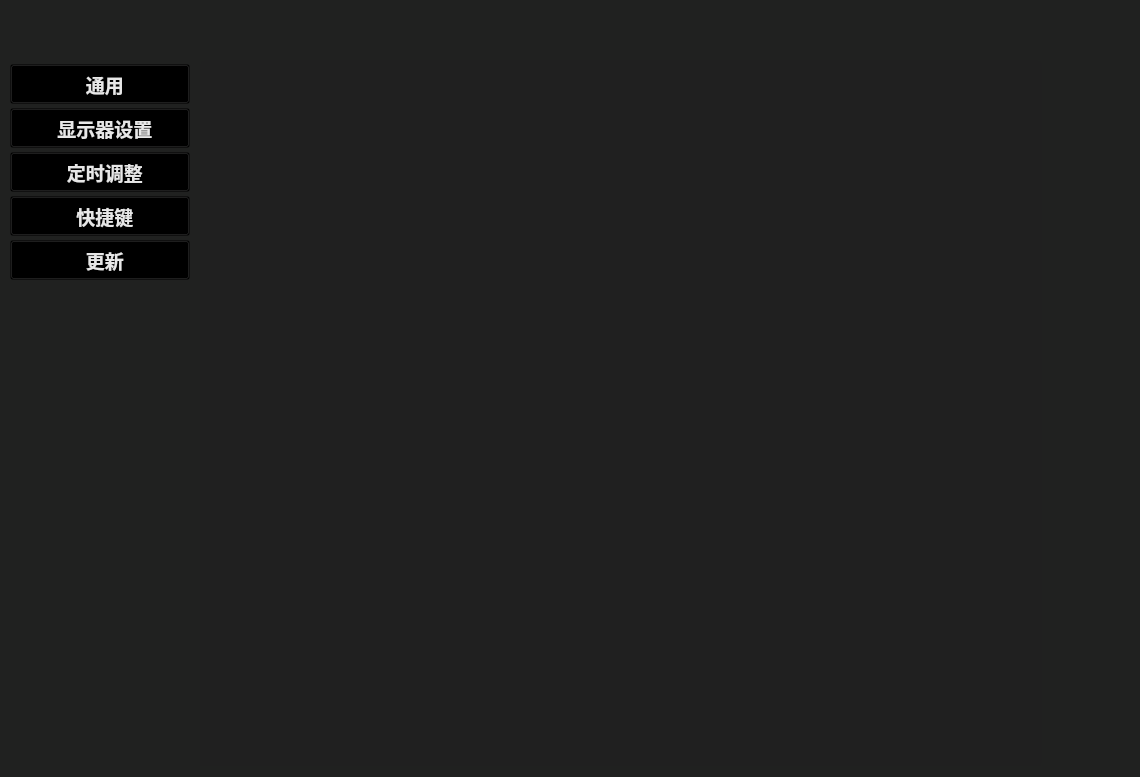
Above: settingwindow/settingwindow.ui from lixin-hub/NightKing before the change. Below: the same form after it.
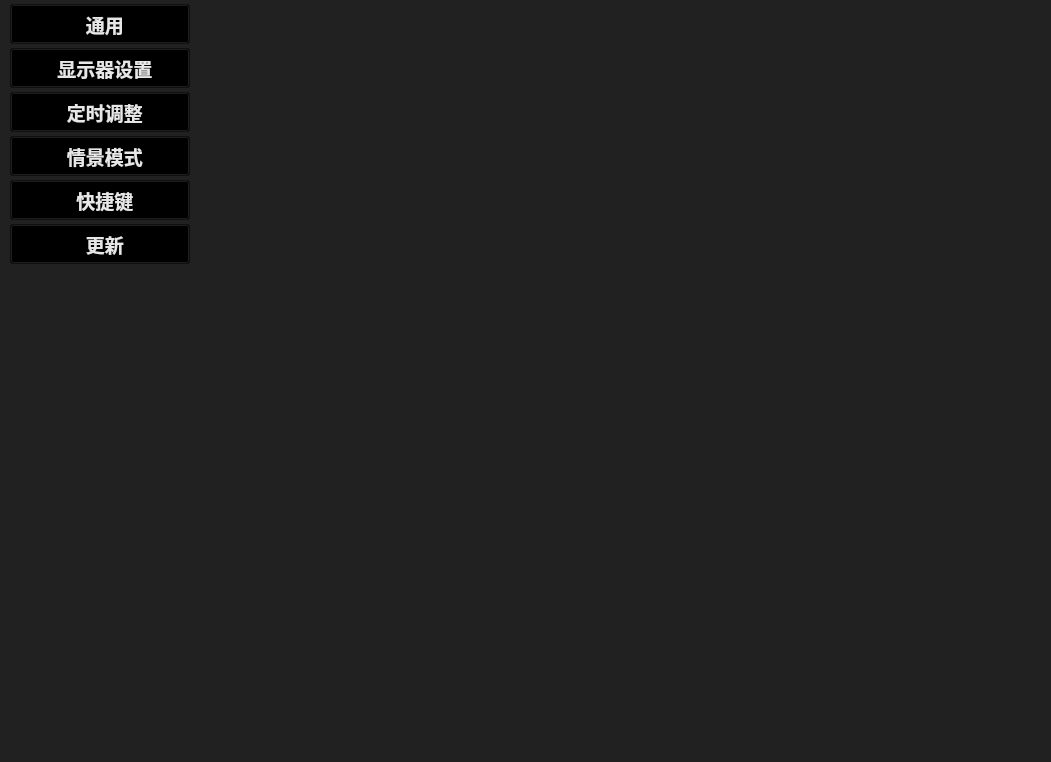
That is the form after the change. The open tabs and pages were chosen to show the change. Icons and pictures are not drawn. Custom widgets are drawn as their Qt base class.

What changed in the file:
```diff
--- a/settingwindow/settingwindow.ui
+++ b/settingwindow/settingwindow.ui
@@ -6,8 +6,8 @@
    <rect>
     <x>0</x>
     <y>0</y>
-    <width>1140</width>
-    <height>777</height>
+    <width>1051</width>
+    <height>762</height>
    </rect>
   </property>
   <property name="sizePolicy">
@@ -36,9 +36,30 @@
 margin:0;
 padding:0;
 background-color:rgb(32,33,32);
-font-family:SimHei
+font-family:SimHei;
+color:rgb(255,255,255);
 }
-</string>
+QTabBar::tab{
+	width:0;				
+	height:0px; 	
+}
+QTabWidget::pane{
+	border:none;
+}QToolButton{
+	color: rgb(231,231,231);
+    background-color: transparent;
+    padding-left:10px;
+    text-align: left;
+}
+QToolButton:hover{
+  border: 1px solid rgb(68,68,68);
+  border-radius: 5px;
+	border-left:2px solid red;
+  background-color: rgb(68,68,68);
+}
+#contentView{
+border-radius:5px;
+}</string>
   </property>
   <layout class="QVBoxLayout" name="verticalLayout_3">
    <property name="spacing">
@@ -56,22 +77,6 @@
    <property name="bottomMargin">
     <number>0</number>
    </property>
-   <item>
-    <widget class="QWidget" name="titleBar" native="true">
-     <property name="sizePolicy">
-      <sizepolicy hsizetype="Preferred" vsizetype="Fixed">
-       <horstretch>0</horstretch>
-       <verstretch>0</verstretch>
-      </sizepolicy>
-     </property>
-     <property name="minimumSize">
-      <size>
-       <width>0</width>
-       <height>60</height>
-      </size>
-     </property>
-    </widget>
-   </item>
    <item>
     <widget class="QWidget" name="body" native="true">
      <layout class="QHBoxLayout" name="horizontalLayout">
@@ -110,13 +115,6 @@
           <height>16777215</height>
          </size>
         </property>
-        <property name="styleSheet">
-         <string notr="true">QWidget{
-    text-align: left;    
-background-color:rgb(32,33,32);
-
-}</string>
-        </property>
         <layout class="QVBoxLayout" name="verticalLayout_2">
          <property name="spacing">
           <number>0</number>
@@ -153,20 +151,6 @@
              <height>16777215</height>
             </size>
            </property>
-           <property name="styleSheet">
-            <string notr="true">QToolButton{
-	color: rgb(231,231,231);
-    background-color: transparent;
-    padding-left:10px;
-    text-align: left;
-}
-QToolButton:hover{
-  border: 1px solid rgb(68,68,68);
-  border-radius: 5px;
-	border-left:2px solid red;
-  background-color: rgb(68,68,68);
-}</string>
-           </property>
            <layout class="QVBoxLayout" name="verticalLayout">
             <property name="spacing">
              <number>4</number>
@@ -210,6 +194,8 @@
                <font>
                 <family>SimHei</family>
                 <pointsize>14</pointsize>
+                <weight>75</weight>
+                <italic>false</italic>
                 <bold>true</bold>
                </font>
               </property>
@@ -249,6 +235,8 @@
                <font>
                 <family>SimHei</family>
                 <pointsize>14</pointsize>
+                <weight>75</weight>
+                <italic>false</italic>
                 <bold>true</bold>
                </font>
               </property>
@@ -290,6 +278,8 @@
                <font>
                 <family>SimHei</family>
                 <pointsize>14</pointsize>
+                <weight>75</weight>
+                <italic>false</italic>
                 <bold>true</bold>
                </font>
               </property>
@@ -302,7 +292,41 @@
              </widget>
             </item>
             <item>
-             <layout class="QVBoxLayout" name="verticalLayout_6"/>
+             <widget class="QToolButton" name="bt_sence">
+              <property name="sizePolicy">
+               <sizepolicy hsizetype="Expanding" vsizetype="Fixed">
+                <horstretch>0</horstretch>
+                <verstretch>0</verstretch>
+               </sizepolicy>
+              </property>
+              <property name="minimumSize">
+               <size>
+                <width>180</width>
+                <height>40</height>
+               </size>
+              </property>
+              <property name="maximumSize">
+               <size>
+                <width>500</width>
+                <height>100000</height>
+               </size>
+              </property>
+              <property name="font">
+               <font>
+                <family>SimHei</family>
+                <pointsize>14</pointsize>
+                <weight>75</weight>
+                <italic>false</italic>
+                <bold>true</bold>
+               </font>
+              </property>
+              <property name="text">
+               <string>  情景模式</string>
+              </property>
+              <property name="toolButtonStyle">
+               <enum>Qt::ToolButtonTextBesideIcon</enum>
+              </property>
+             </widget>
             </item>
             <item>
              <widget class="QToolButton" name="bt_key_map">
@@ -328,6 +352,8 @@
                <font>
                 <family>SimHei</family>
                 <pointsize>14</pointsize>
+                <weight>75</weight>
+                <italic>false</italic>
                 <bold>true</bold>
                </font>
               </property>
@@ -363,6 +389,8 @@
                <font>
                 <family>SimHei</family>
                 <pointsize>14</pointsize>
+                <weight>75</weight>
+                <italic>false</italic>
                 <bold>true</bold>
                </font>
               </property>
@@ -432,10 +460,6 @@
         <property name="autoFillBackground">
          <bool>false</bool>
         </property>
-        <property name="styleSheet">
-         <string notr="true">border-radius:5px;
-</string>
-        </property>
         <layout class="QHBoxLayout" name="horizontalLayout_2">
          <property name="spacing">
           <number>0</number>
@@ -463,21 +487,8 @@
              <height>0</height>
             </size>
            </property>
-           <property name="styleSheet">
-            <string notr="true">*{
-color:rgb(255,255,255);
-background-color: rgb(32,32,32);
-}
-QTabBar::tab{
-				width:0;				
-	height:0; 	
-}
-QTabWidget::pane{
-	border:none;
-}</string>
-           </property>
            <property name="currentIndex">
-            <number>2</number>
+            <number>4</number>
            </property>
            <property name="documentMode">
             <bool>true</bool>
@@ -498,48 +509,6 @@
             <attribute name="title">
              <string>tab1</string>
             </attribute>
-            <widget class="GenaratePage" name="genarate_block" native="true">
-             <property name="geometry">
-              <rect>
-               <x>0</x>
-               <y>0</y>
-               <width>841</width>
-               <height>711</height>
-              </rect>
-             </property>
-             <property name="sizePolicy">
-              <sizepolicy hsizetype="Expanding" vsizetype="Minimum">
-               <horstretch>0</horstretch>
-               <verstretch>0</verstretch>
-              </sizepolicy>
-             </property>
-             <property name="minimumSize">
-              <size>
-               <width>0</width>
-               <height>0</height>
-              </size>
-             </property>
-             <property name="styleSheet">
-              <string notr="true"/>
-             </property>
-             <layout class="QVBoxLayout" name="verticalLayout_4">
-              <property name="spacing">
-               <number>0</number>
-              </property>
-              <property name="leftMargin">
-               <number>0</number>
-              </property>
-              <property name="topMargin">
-               <number>0</number>
-              </property>
-              <property name="rightMargin">
-               <number>0</number>
-              </property>
-              <property name="bottomMargin">
-               <number>0</number>
-              </property>
-             </layout>
-            </widget>
            </widget>
            <widget class="QWidget" name="tab_display">
             <property name="styleSheet">
@@ -548,55 +517,26 @@
             <attribute name="title">
              <string>Tab 2</string>
             </attribute>
-            <widget class="DisplayPage" name="display_block" native="true">
-             <property name="geometry">
-              <rect>
-               <x>0</x>
-               <y>-1</y>
-               <width>841</width>
-               <height>1001</height>
-              </rect>
-             </property>
-             <property name="sizePolicy">
-              <sizepolicy hsizetype="Preferred" vsizetype="Preferred">
-               <horstretch>0</horstretch>
-               <verstretch>0</verstretch>
-              </sizepolicy>
-             </property>
-             <property name="minimumSize">
-              <size>
-               <width>0</width>
-               <height>700</height>
-              </size>
-             </property>
-             <layout class="QVBoxLayout" name="verticalLayout_5">
-              <property name="bottomMargin">
-               <number>30</number>
-              </property>
-             </layout>
-            </widget>
            </widget>
            <widget class="QWidget" name="tab_timer">
             <attribute name="title">
              <string>页</string>
             </attribute>
-            <widget class="TimerPage" name="timer_block" native="true">
-             <property name="geometry">
-              <rect>
-               <x>0</x>
-               <y>-10</y>
-               <width>651</width>
-               <height>700</height>
-              </rect>
-             </property>
-             <property name="minimumSize">
-              <size>
-               <width>0</width>
-               <height>700</height>
-              </size>
-             </property>
-             <layout class="QVBoxLayout" name="verticalLayout_7"/>
-            </widget>
+           </widget>
+           <widget class="QWidget" name="tab_sence">
+            <attribute name="title">
+             <string>页</string>
+            </attribute>
+           </widget>
+           <widget class="QWidget" name="tab_keymap">
+            <attribute name="title">
+             <string>页</string>
+            </attribute>
+           </widget>
+           <widget class="QWidget" name="tab_update">
+            <attribute name="title">
+             <string>页</string>
+            </attribute>
            </widget>
           </widget>
          </item>
@@ -622,28 +562,24 @@
      </layout>
     </widget>
    </item>
+   <item>
+    <widget class="QWidget" name="titleBar" native="true">
+     <property name="sizePolicy">
+      <sizepolicy hsizetype="Preferred" vsizetype="Fixed">
+       <horstretch>0</horstretch>
+       <verstretch>0</verstretch>
+      </sizepolicy>
+     </property>
+     <property name="minimumSize">
+      <size>
+       <width>0</width>
+       <height>60</height>
+      </size>
+     </property>
+    </widget>
+   </item>
   </layout>
  </widget>
- <customwidgets>
-  <customwidget>
-   <class>GenaratePage</class>
-   <extends>QWidget</extends>
-   <header location="global">genaratepage.h</header>
-   <container>1</container>
-  </customwidget>
-  <customwidget>
-   <class>DisplayPage</class>
-   <extends>QWidget</extends>
-   <header location="global">displaypage.h</header>
-   <container>1</container>
-  </customwidget>
-  <customwidget>
-   <class>TimerPage</class>
-   <extends>QWidget</extends>
-   <header>timerpage.h</header>
-   <container>1</container>
-  </customwidget>
- </customwidgets>
  <resources/>
  <connections/>
 </ui>
```
